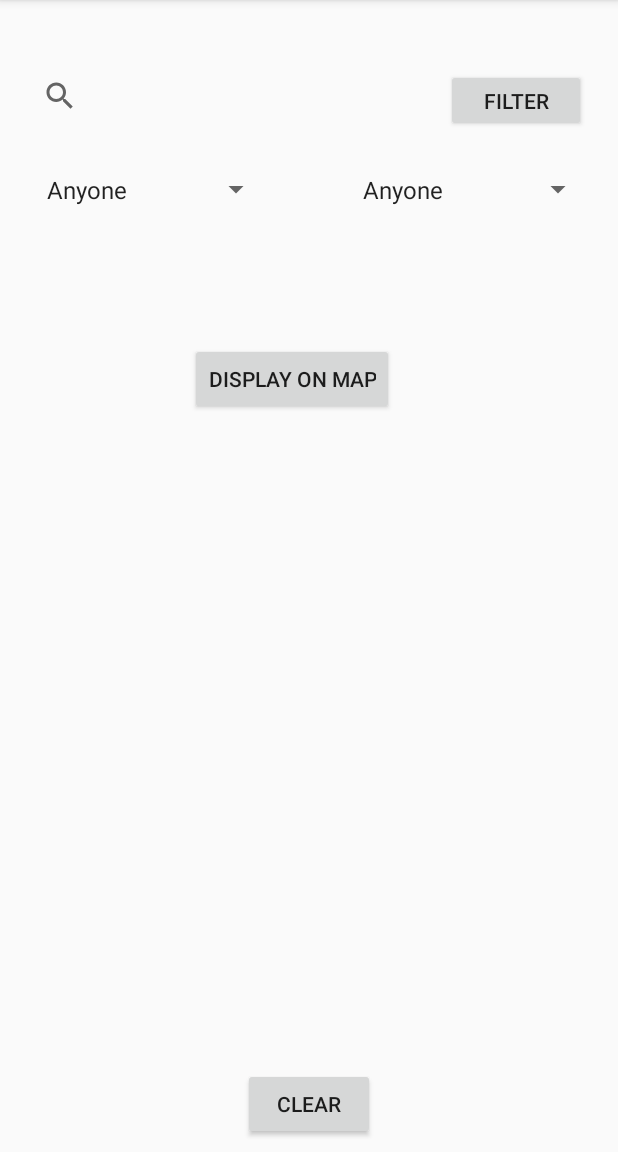
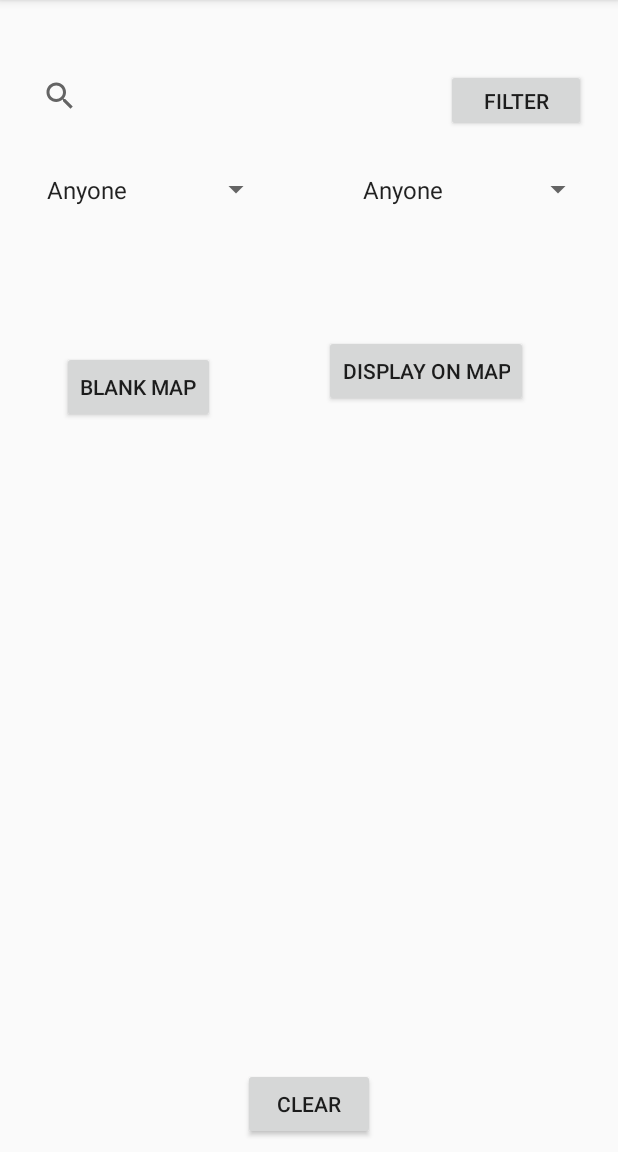
Before and after one commit to qw6722/Shelter-Finder, an Android app: the LoginPage screen opened directly, with no data from a screen before it, on a phone screen of 412 x 824 dp, the part 84-1236 px from its top. Run offline under Robolectric (Android 15) with nearby library versions, the phone set to English and light mode, and no system bars; our stand-ins replace Firebase (no records; nobody signed in at launch, a user with empty details on screens opened directly).

Commit message:
Adding blank map

```diff
--- a/app/src/main/java/com/example/saimada/shelterfinder/LoginPage.java
+++ b/app/src/main/java/com/example/saimada/shelterfinder/LoginPage.java
@@ -46,6 +46,7 @@ public class LoginPage extends AppCompatActivity {
     private Button filter;
     private Button clear;
     private Button mapView;
+    private Button blankMap;
     private SearchView search;
 
     //Keeping track of Spinner changes
@@ -68,6 +69,7 @@ public class LoginPage extends AppCompatActivity {
         clear = findViewById(R.id.Clear);
         search = findViewById(R.id.searchCriteria);
         mapView = findViewById(R.id.displayMap);
+        blankMap = findViewById(R.id.blankMap);
 
         filter.setOnClickListener(new View.OnClickListener() {
             @Override
@@ -100,6 +102,14 @@ public class LoginPage extends AppCompatActivity {
         });
 
         mapView.setOnClickListener(new View.OnClickListener() {
+            @Override
+            public void onClick(View view) {
+                Intent toMapView = new Intent(LoginPage.this, MapsActivity.class);
+                startActivity(toMapView);
+            }
+        });
+
+        blankMap.setOnClickListener(new View.OnClickListener() {
             @Override
             public void onClick(View view) {
                 Intent toMapView = new Intent(LoginPage.this, MapsActivity.class);
--- a/app/src/main/res/layout/activity_recycler_view.xml
+++ b/app/src/main/res/layout/activity_recycler_view.xml
@@ -77,12 +77,12 @@
         android:layout_width="wrap_content"
         android:layout_height="wrap_content"
         android:orientation="vertical"
-        app:layout_constraintGuide_begin="20dp" />
+        app:layout_constraintGuide_percent="0.40892193" />
 
     <android.support.v7.widget.RecyclerView
         android:id="@+id/recycle"
         android:layout_width="376dp"
-        android:layout_height="225dp"
+        android:layout_height="227dp"
         android:layout_below="@+id/my_toolbar"
         android:layout_marginBottom="8dp"
         android:layout_marginEnd="8dp"
@@ -116,10 +116,26 @@
         android:text="Display on Map"
         app:layout_constraintBottom_toBottomOf="parent"
         app:layout_constraintEnd_toEndOf="parent"
-        app:layout_constraintHorizontal_bias="0.472"
+        app:layout_constraintHorizontal_bias="0.807"
         app:layout_constraintStart_toStartOf="parent"
         app:layout_constraintTop_toBottomOf="@+id/my_toolbar"
-        app:layout_constraintVertical_bias="0.313" />
+        app:layout_constraintVertical_bias="0.306" />
+
+    <Button
+        android:id="@+id/blankMap"
+        android:layout_width="wrap_content"
+        android:layout_height="wrap_content"
+        android:layout_marginBottom="8dp"
+        android:layout_marginEnd="8dp"
+        android:layout_marginStart="8dp"
+        android:layout_marginTop="8dp"
+        android:text="Blank Map"
+        app:layout_constraintBottom_toBottomOf="parent"
+        app:layout_constraintEnd_toEndOf="parent"
+        app:layout_constraintHorizontal_bias="0.113"
+        app:layout_constraintStart_toStartOf="parent"
+        app:layout_constraintTop_toTopOf="parent"
+        app:layout_constraintVertical_bias="0.371" />
 
     <!--<ListView-->
     <!--android:id="@+id/ListView"-->
```
